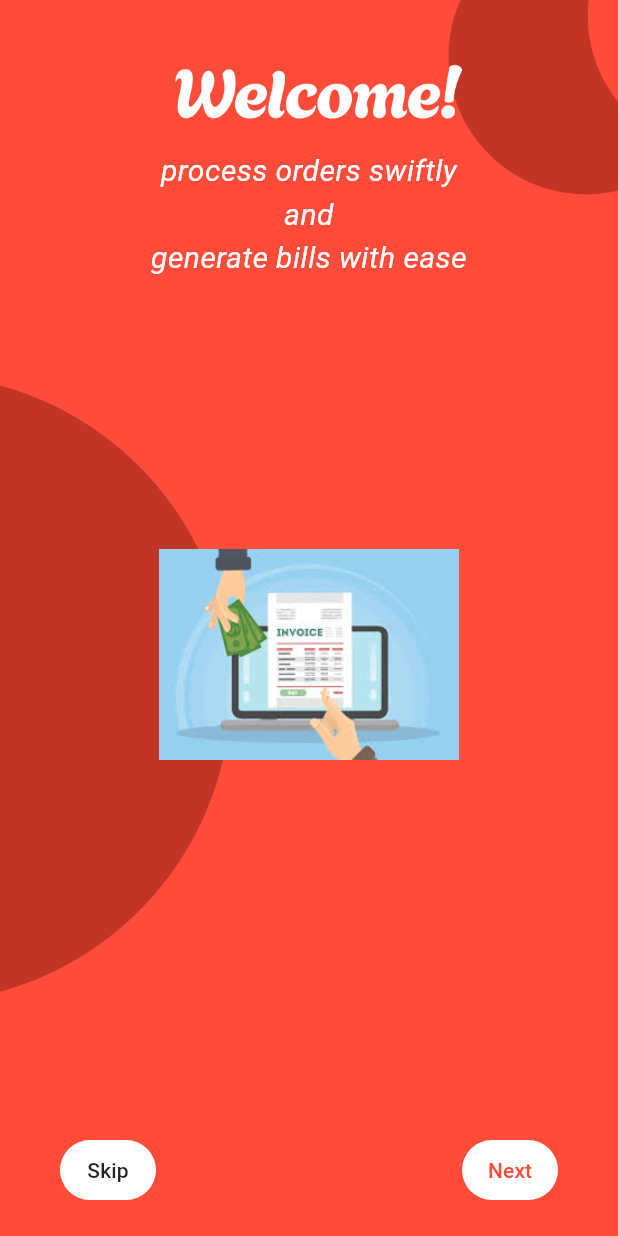
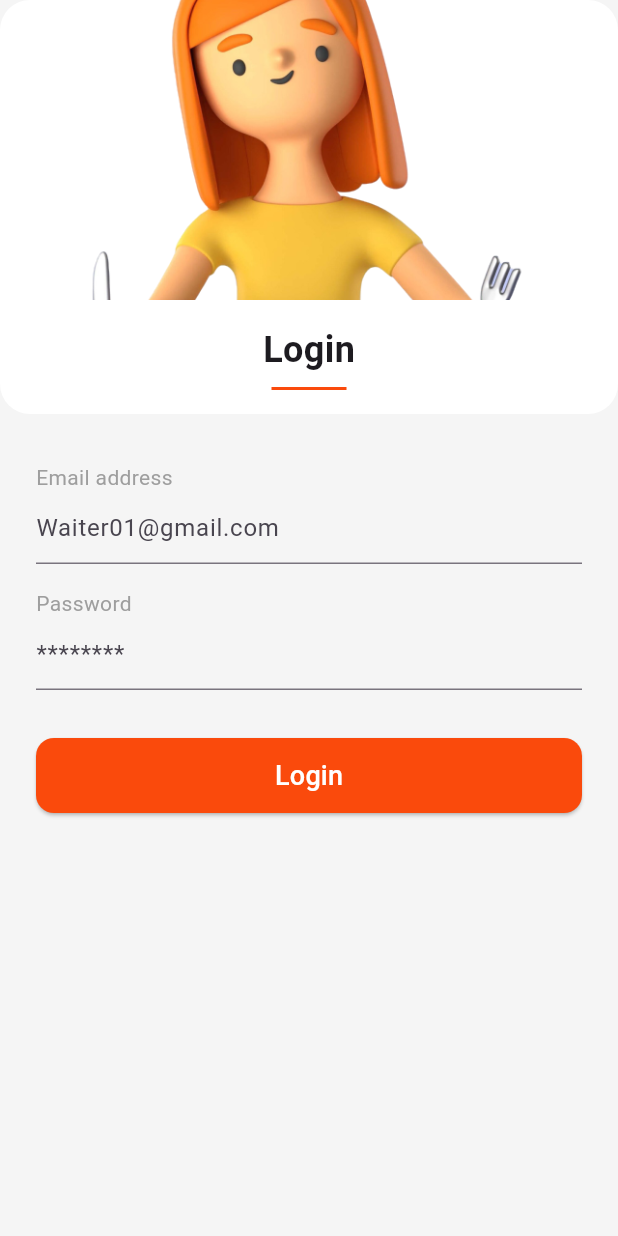
Before and after one commit to BasantaKhand/flutterProjectfifthsem, a Flutter app: the OnboardingScreen2 screen opened by its route, after a tap on "Skip", on a phone screen of 412 x 824 dp. Run offline on Flutter 3.47's test engine with Material 3 defaults, Android fonts, the phone set to English and light mode, and no system bars; Roboto replaces fonts that are missing (Abel, Alice).

```diff
--- a/lib/main.dart
+++ b/lib/main.dart
@@ -26,7 +26,7 @@ import 'screens/splash_screen.dart';
 import 'screens/onboarding/onboarding_screen1.dart';
 import 'screens/onboarding/onboarding_screen2.dart';
 import 'screens/onboarding/onboarding_screen3.dart';
-// import 'screens/login/login_screen.dart'; // placeholder login screen
+import 'screens/authorization/login_screen.dart'; // placeholder login screen
 
 void main() {
   runApp(const MyApp());
@@ -45,7 +45,7 @@ class MyApp extends StatelessWidget {
         '/onboarding1': (context) => const OnboardingScreen1(),
         '/onboarding2': (context) => const OnboardingScreen2(),
         '/onboarding3': (context) => const OnboardingScreen3(),
-        // '/login': (context) => const LoginScreen(), // placeholder
+        '/login': (context) => const LoginPage(), // placeholder
       },
     );
   }
--- a/lib/screens/authorization/login_screen.dart
+++ b/lib/screens/authorization/login_screen.dart
@@ -0,0 +1,122 @@
+import 'package:flutter/material.dart';
+
+class LoginPage extends StatelessWidget {
+  const LoginPage({super.key});
+
+  @override
+  Widget build(BuildContext context) {
+    return Scaffold(
+      backgroundColor: Color(0xFFF5F5F5),
+      body: SingleChildScrollView(
+        child: Column(
+          children: [
+            // Outer container (container1)
+            Container(
+              width: double.infinity,
+              decoration: BoxDecoration(
+                color: Colors.white,
+                borderRadius: BorderRadius.circular(20),
+              ),
+              child: Column(
+                children: [
+                  // Inner container (for image)
+                  Container(
+                    height: 200,
+                    width: double.infinity,
+                    decoration: BoxDecoration(
+                      image: DecorationImage(
+                        image: AssetImage('assets/images/login_for.png'), // replace with your image
+                        fit: BoxFit.cover,
+                      ),
+                    ),
+                  ),
+                  SizedBox(height: 16),
+                  Text(
+                    'Login',
+                    style: TextStyle(fontSize: 24, fontWeight: FontWeight.bold),
+                  ),
+                  SizedBox(height: 8),
+                  Container(
+                    height: 2,
+                    width: 50,
+                    color: Color(0xFFFA4A0C),
+                  ),
+                  SizedBox(height: 16),
+                ],
+              ),
+            ),
+
+            SizedBox(height: 32),
+
+            // Email
+            Padding(
+              padding: const EdgeInsets.symmetric(horizontal: 24),
+              child: Column(
+                crossAxisAlignment: CrossAxisAlignment.start,
+                children: [
+                  Text('Email address', style: TextStyle(color: Colors.grey)),
+                  TextField(
+                    decoration: InputDecoration(
+                      hintText: 'Waiter01@gmail.com',
+                      border: UnderlineInputBorder(),
+                    ),
+                  ),
+                  SizedBox(height: 16),
+
+                  // Password
+                  Text('Password', style: TextStyle(color: Colors.grey)),
+                  TextField(
+                    obscureText: true,
+                    decoration: InputDecoration(
+                      hintText: '********',
+                      border: UnderlineInputBorder(),
+                    ),
+                  ),
+                  SizedBox(height: 32),
+
+                  // Login Button
+                  SizedBox(
+                    width: double.infinity,
+                    height: 50,
+                    child: ElevatedButton(
+                      style: ElevatedButton.styleFrom(
+                        backgroundColor: Color(0xFFFA4A0C),
+                        shape: RoundedRectangleBorder(
+                          borderRadius: BorderRadius.circular(12),
+                        ),
+                      ),
+                      onPressed: () {
+                        // Navigate to Home page
+                        Navigator.push(
+                          context,
+                          MaterialPageRoute(builder: (context) => HomePage()),
+                        );
+                      },
+                      child: Text(
+                        'Login',
+                        style: TextStyle(color: Colors.white, fontSize: 18),
+                      ),
+                    ),
+                  ),
+                  SizedBox(height: 16),
+                ],
+              ),
+            ),
+          ],
+        ),
+      ),
+    );
+  }
+}
+
+// Dummy HomePage
+class HomePage extends StatelessWidget {
+  const HomePage({super.key});
+
+  @override
+  Widget build(BuildContext context) {
+    return Scaffold(
+      body: Center(child: Text('Welcome to Home Page!')),
+    );
+  }
+}
```
